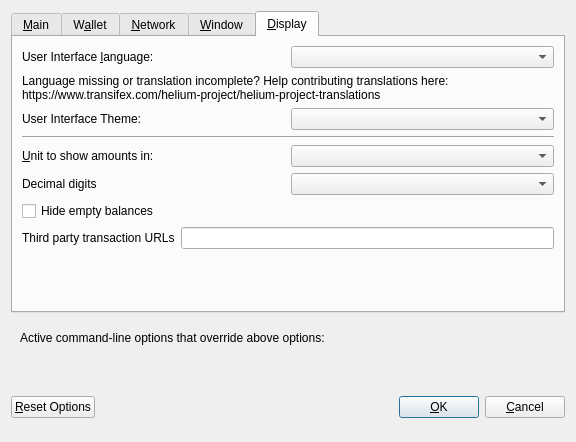
This is src/qt/forms/optionsdialog.ui in heliumchain/squorum as Qt 5 draws it before an edit. The edited form follows.
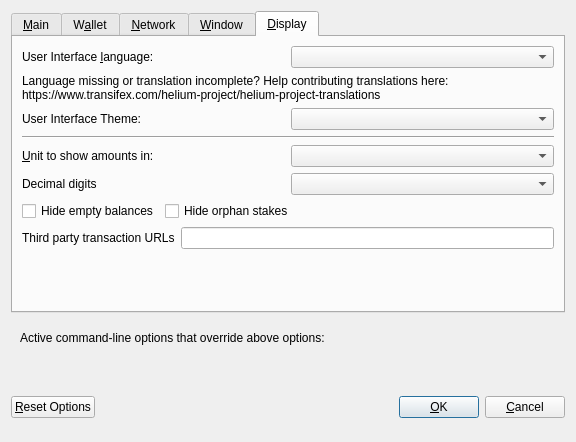
This is the edited form. The open tabs and pages were chosen to show the change. Custom widgets are drawn as their Qt base class.

Commit message: [GUI] Add option to hide orphans in overview and txlist

```diff
--- a/src/qt/forms/optionsdialog.ui
+++ b/src/qt/forms/optionsdialog.ui
@@ -442,7 +442,7 @@
         </widget>
        </item>
        <item>
-        <layout class="QHBoxLayout" name="horizontalLayout_4_Display" stretch="0,0">
+        <layout class="QHBoxLayout" name="horizontalLayout_2_Display" stretch="0,0">
          <item>
           <widget class="QLabel" name="themeLabel">
            <property name="text">
@@ -463,7 +463,7 @@
         </widget>
        </item>
        <item>
-        <layout class="QHBoxLayout" name="horizontalLayout_2_Display">
+        <layout class="QHBoxLayout" name="horizontalLayout_3_Display">
          <item>
           <widget class="QLabel" name="unitLabel">
            <property name="text">
@@ -487,7 +487,7 @@
         </layout>
        </item>
        <item>
-        <layout class="QHBoxLayout" name="horizontalLayout_5_Display">
+        <layout class="QHBoxLayout" name="horizontalLayout_4_Display">
          <item>
           <widget class="QLabel" name="digitsLabel">
            <property name="text">
@@ -501,6 +501,8 @@
         </layout>
        </item>
        <item>
+        <layout class="QHBoxLayout" name="horizontalLayout_5_Display">
+         <item>
         <widget class="QCheckBox" name="checkBoxHideZeroBalances">
          <property name="toolTip">
           <string>Hide empty balances</string>
@@ -514,7 +516,32 @@
         </widget>
        </item>
        <item>
-        <layout class="QHBoxLayout" name="horizontalLayout_3_Display">
+          <widget class="QCheckBox" name="checkBoxHideOrphans">
+           <property name="toolTip">
+            <string>Hide orphan stakes in transaction lists</string>
+           </property>
+           <property name="text">
+            <string>Hide orphan stakes</string>
+           </property>
+          </widget>
+         </item>
+         <item>
+          <spacer name="horizontalSpacer">
+           <property name="orientation">
+            <enum>Qt::Horizontal</enum>
+           </property>
+           <property name="sizeHint" stdset="0">
+            <size>
+             <width>40</width>
+             <height>20</height>
+            </size>
+           </property>
+          </spacer>
+         </item>
+        </layout>
+       </item>
+       <item>
+        <layout class="QHBoxLayout" name="horizontalLayout_6_Display">
          <item>
           <widget class="QLabel" name="thirdPartyTxUrlsLabel">
            <property name="toolTip">
```
Left out of the diff: 2 changed lines with no effect on the pictures. Lines whose indentation alone changed are shown as unchanged. The commit also changes 9 other files.
